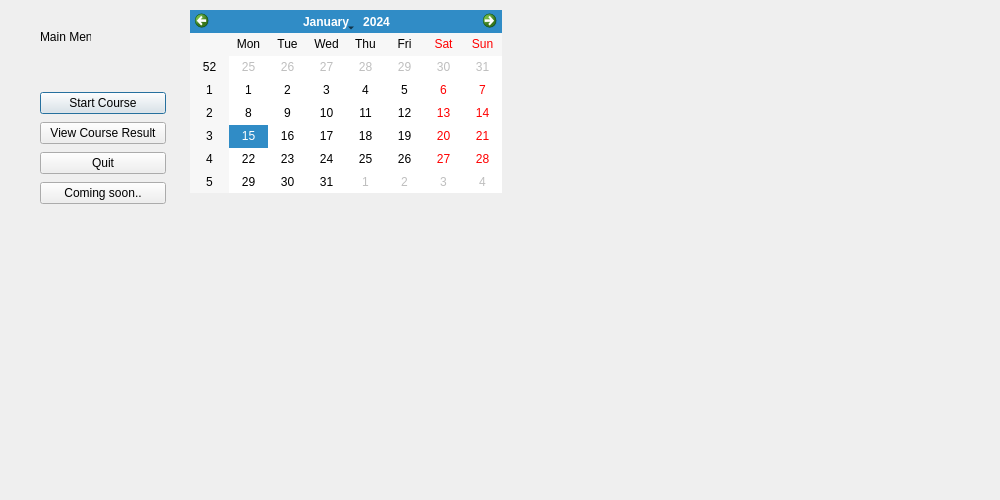
Old version of the form forms/CourseMenu.ui in the repository tvoyQmir/StudyWithUs.
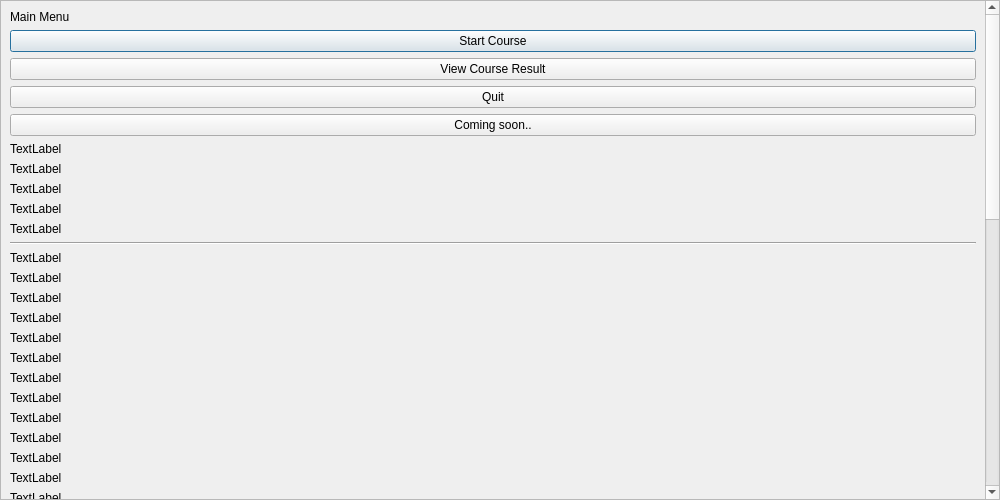
New version of the form.

Commit message: added new func (next btn for course mat)

Diff of the .ui file:
```diff
--- a/forms/CourseMenu.ui
+++ b/forms/CourseMenu.ui
@@ -13,68 +13,504 @@
   <property name="windowTitle">
    <string>Dialog</string>
   </property>
-  <widget class="QLabel" name="label">
+  <widget class="QScrollArea" name="scrollArea">
    <property name="geometry">
     <rect>
-     <x>40</x>
-     <y>30</y>
-     <width>51</width>
-     <height>13</height>
+     <x>0</x>
+     <y>0</y>
+     <width>1000</width>
+     <height>500</height>
     </rect>
    </property>
-   <property name="text">
-    <string>Main Menu</string>
+   <property name="widgetResizable">
+    <bool>true</bool>
    </property>
-  </widget>
-  <widget class="QCalendarWidget" name="calendarWidget">
-   <property name="geometry">
-    <rect>
-     <x>190</x>
-     <y>10</y>
-     <width>312</width>
-     <height>183</height>
-    </rect>
-   </property>
-  </widget>
-  <widget class="QWidget" name="layoutWidget">
-   <property name="geometry">
-    <rect>
-     <x>40</x>
-     <y>90</y>
-     <width>126</width>
-     <height>116</height>
-    </rect>
-   </property>
-   <layout class="QVBoxLayout" name="verticalLayout">
-    <item>
-     <widget class="QPushButton" name="startCourse">
-      <property name="text">
-       <string>Start Course</string>
-      </property>
-     </widget>
-    </item>
-    <item>
-     <widget class="QPushButton" name="viewCourseResult">
-      <property name="text">
-       <string>View Course Result</string>
-      </property>
-     </widget>
-    </item>
-    <item>
-     <widget class="QPushButton" name="Quit">
-      <property name="text">
-       <string>Quit</string>
-      </property>
-     </widget>
-    </item>
-    <item>
-     <widget class="QPushButton" name="ComingSoon">
-      <property name="text">
-       <string>Coming soon..</string>
-      </property>
-     </widget>
-    </item>
-   </layout>
+   <widget class="QWidget" name="scrollAreaWidgetContents">
+    <property name="geometry">
+     <rect>
+      <x>0</x>
+      <y>0</y>
+      <width>984</width>
+      <height>1288</height>
+     </rect>
+    </property>
+    <layout class="QVBoxLayout" name="verticalLayout_2">
+     <item>
+      <widget class="QLabel" name="label">
+       <property name="text">
+        <string>Main Menu</string>
+       </property>
+      </widget>
+     </item>
+     <item>
+      <layout class="QVBoxLayout" name="verticalLayout">
+       <item>
+        <widget class="QPushButton" name="startCourse">
+         <property name="text">
+          <string>Start Course</string>
+         </property>
+        </widget>
+       </item>
+       <item>
+        <widget class="QPushButton" name="viewCourseResult">
+         <property name="text">
+          <string>View Course Result</string>
+         </property>
+        </widget>
+       </item>
+       <item>
+        <widget class="QPushButton" name="Quit">
+         <property name="text">
+          <string>Quit</string>
+         </property>
+        </widget>
+       </item>
+       <item>
+        <widget class="QPushButton" name="ComingSoon">
+         <property name="text">
+          <string>Coming soon..</string>
+         </property>
+        </widget>
+       </item>
+      </layout>
+     </item>
+     <item>
+      <widget class="QLabel" name="label_2">
+       <property name="text">
+        <string>TextLabel</string>
+       </property>
+      </widget>
+     </item>
+     <item>
+      <spacer name="verticalSpacer_3">
+       <property name="orientation">
+        <enum>Qt::Vertical</enum>
+       </property>
+       <property name="sizeHint" stdset="0">
+        <size>
+         <width>20</width>
+         <height>40</height>
+        </size>
+       </property>
+      </spacer>
+     </item>
+     <item>
+      <widget class="QLabel" name="label_3">
+       <property name="text">
+        <string>TextLabel</string>
+       </property>
+      </widget>
+     </item>
+     <item>
+      <spacer name="verticalSpacer_2">
+       <property name="orientation">
+        <enum>Qt::Vertical</enum>
+       </property>
+       <property name="sizeHint" stdset="0">
+        <size>
+         <width>20</width>
+         <height>40</height>
+        </size>
+       </property>
+      </spacer>
+     </item>
+     <item>
+      <widget class="QLabel" name="label_5">
+       <property name="text">
+        <string>TextLabel</string>
+       </property>
+      </widget>
+     </item>
+     <item>
+      <spacer name="verticalSpacer">
+       <property name="orientation">
+        <enum>Qt::Vertical</enum>
+       </property>
+       <property name="sizeHint" stdset="0">
+        <size>
+         <width>20</width>
+         <height>40</height>
+        </size>
+       </property>
+      </spacer>
+     </item>
+     <item>
+      <widget class="QLabel" name="label_14">
+       <property name="text">
+        <string>TextLabel</string>
+       </property>
+      </widget>
+     </item>
+     <item>
+      <spacer name="verticalSpacer_5">
+       <property name="orientation">
+        <enum>Qt::Vertical</enum>
+       </property>
+       <property name="sizeHint" stdset="0">
+        <size>
+         <width>20</width>
+         <height>40</height>
+        </size>
+       </property>
+      </spacer>
+     </item>
+     <item>
+      <widget class="QLabel" name="label_19">
+       <property name="text">
+        <string>TextLabel</string>
+       </property>
+      </widget>
+     </item>
+     <item>
+      <widget class="Line" name="line_2">
+       <property name="orientation">
+        <enum>Qt::Horizontal</enum>
+       </property>
+      </widget>
+     </item>
+     <item>
+      <spacer name="verticalSpacer_6">
+       <property name="orientation">
+        <enum>Qt::Vertical</enum>
+       </property>
+       <property name="sizeHint" stdset="0">
+        <size>
+         <width>20</width>
+         <height>40</height>
+        </size>
+       </property>
+      </spacer>
+     </item>
+     <item>
+      <widget class="QLabel" name="label_22">
+       <property name="text">
+        <string>TextLabel</string>
+       </property>
+      </widget>
+     </item>
+     <item>
+      <spacer name="verticalSpacer_4">
+       <property name="orientation">
+        <enum>Qt::Vertical</enum>
+       </property>
+       <property name="sizeHint" stdset="0">
+        <size>
+         <width>20</width>
+         <height>40</height>
+        </size>
+       </property>
+      </spacer>
+     </item>
+     <item>
+      <widget class="QLabel" name="label_24">
+       <property name="text">
+        <string>TextLabel</string>
+       </property>
+      </widget>
+     </item>
+     <item>
+      <widget class="QLabel" name="label_28">
+       <property name="text">
+        <string>TextLabel</string>
+       </property>
+      </widget>
+     </item>
+     <item>
+      <widget class="QLabel" name="label_36">
+       <property name="text">
+        <string>TextLabel</string>
+       </property>
+      </widget>
+     </item>
+     <item>
+      <widget class="QLabel" name="label_37">
+       <property name="text">
+        <string>TextLabel</string>
+       </property>
+      </widget>
+     </item>
+     <item>
+      <widget class="QLabel" name="label_50">
+       <property name="text">
+        <string>TextLabel</string>
+       </property>
+      </widget>
+     </item>
+     <item>
+      <widget class="QLabel" name="label_49">
+       <property name="text">
+        <string>TextLabel</string>
+       </property>
+      </widget>
+     </item>
+     <item>
+      <widget class="QLabel" name="label_48">
+       <property name="text">
+        <string>TextLabel</string>
+       </property>
+      </widget>
+     </item>
+     <item>
+      <widget class="QLabel" name="label_47">
+       <property name="text">
+        <string>TextLabel</string>
+       </property>
+      </widget>
+     </item>
+     <item>
+      <widget class="QLabel" name="label_46">
+       <property name="text">
+        <string>TextLabel</string>
+       </property>
+      </widget>
+     </item>
+     <item>
+      <widget class="QLabel" name="label_45">
+       <property name="text">
+        <string>TextLabel</string>
+       </property>
+      </widget>
+     </item>
+     <item>
+      <widget class="QLabel" name="label_44">
+       <property name="text">
+        <string>TextLabel</string>
+       </property>
+      </widget>
+     </item>
+     <item>
+      <widget class="QLabel" name="label_43">
+       <property name="text">
+        <string>TextLabel</string>
+       </property>
+      </widget>
+     </item>
+     <item>
+      <widget class="QLabel" name="label_42">
+       <property name="text">
+        <string>TextLabel</string>
+       </property>
+      </widget>
+     </item>
+     <item>
+      <widget class="QLabel" name="label_41">
+       <property name="text">
+        <string>TextLabel</string>
+       </property>
+      </widget>
+     </item>
+     <item>
+      <widget class="QLabel" name="label_35">
+       <property name="text">
+        <string>TextLabel</string>
+       </property>
+      </widget>
+     </item>
+     <item>
+      <widget class="QLabel" name="label_40">
+       <property name="text">
+        <string>TextLabel</string>
+       </property>
+      </widget>
+     </item>
+     <item>
+      <widget class="QLabel" name="label_39">
+       <property name="text">
+        <string>TextLabel</string>
+       </property>
+      </widget>
+     </item>
+     <item>
+      <widget class="QLabel" name="label_38">
+       <property name="text">
+        <string>TextLabel</string>
+       </property>
+      </widget>
+     </item>
+     <item>
+      <widget class="Line" name="line">
+       <property name="orientation">
+        <enum>Qt::Horizontal</enum>
+       </property>
+      </widget>
+     </item>
+     <item>
+      <widget class="QLabel" name="label_29">
+       <property name="text">
+        <string>TextLabel</string>
+       </property>
+      </widget>
+     </item>
+     <item>
+      <widget class="QLabel" name="label_34">
+       <property name="text">
+        <string>TextLabel</string>
+       </property>
+      </widget>
+     </item>
+     <item>
+      <widget class="QLabel" name="label_32">
+       <property name="text">
+        <string>TextLabel</string>
+       </property>
+      </widget>
+     </item>
+     <item>
+      <widget class="QLabel" name="label_33">
+       <property name="text">
+        <string>TextLabel</string>
+       </property>
+      </widget>
+     </item>
+     <item>
+      <widget class="QLabel" name="label_31">
+       <property name="text">
+        <string>TextLabel</string>
+       </property>
+      </widget>
+     </item>
+     <item>
+      <widget class="QLabel" name="label_30">
+       <property name="text">
+        <string>TextLabel</string>
+       </property>
+      </widget>
+     </item>
+     <item>
+      <widget class="QLabel" name="label_27">
+       <property name="text">
+        <string>TextLabel</string>
+       </property>
+      </widget>
+     </item>
+     <item>
+      <widget class="QLabel" name="label_25">
+       <property name="text">
+        <string>TextLabel</string>
+       </property>
+      </widget>
+     </item>
+     <item>
+      <widget class="QLabel" name="label_26">
+       <property name="text">
+        <string>TextLabel</string>
+       </property>
+      </widget>
+     </item>
+     <item>
+      <widget class="QLabel" name="label_20">
+       <property name="text">
+        <string>TextLabel</string>
+       </property>
+      </widget>
+     </item>
+     <item>
+      <widget class="QLabel" name="label_23">
+       <property name="text">
+        <string>TextLabel</string>
+       </property>
+      </widget>
+     </item>
+     <item>
+      <widget class="QLabel" name="label_21">
+       <property name="text">
+        <string>TextLabel</string>
+       </property>
+      </widget>
+     </item>
+     <item>
+      <widget class="QLabel" name="label_18">
+       <property name="text">
+        <string>TextLabel</string>
+       </property>
+      </widget>
+     </item>
+     <item>
+      <widget class="QLabel" name="label_17">
+       <property name="text">
+        <string>TextLabel</string>
+       </property>
+      </widget>
+     </item>
+     <item>
+      <widget class="QLabel" name="label_16">
+       <property name="text">
+        <string>TextLabel</string>
+       </property>
+      </widget>
+     </item>
+     <item>
+      <widget class="QLabel" name="label_15">
+       <property name="text">
+        <string>TextLabel</string>
+       </property>
+      </widget>
+     </item>
+     <item>
+      <widget class="QLabel" name="label_13">
+       <property name="text">
+        <string>TextLabel</string>
+       </property>
+      </widget>
+     </item>
+     <item>
+      <widget class="QLabel" name="label_12">
+       <property name="text">
+        <string>TextLabel</string>
+       </property>
+      </widget>
+     </item>
+     <item>
+      <widget class="QLabel" name="label_10">
+       <property name="text">
+        <string>TextLabel</string>
+       </property>
+      </widget>
+     </item>
+     <item>
+      <widget class="QLabel" name="label_11">
+       <property name="text">
+        <string>TextLabel</string>
+       </property>
+      </widget>
+     </item>
+     <item>
+      <widget class="QLabel" name="label_8">
+       <property name="text">
+        <string>TextLabel</string>
+       </property>
+      </widget>
+     </item>
+     <item>
+      <widget class="QLabel" name="label_9">
+       <property name="text">
+        <string>TextLabel</string>
+       </property>
+      </widget>
+     </item>
+     <item>
+      <widget class="QLabel" name="label_6">
+       <property name="text">
+        <string>TextLabel</string>
+       </property>
+      </widget>
+     </item>
+     <item>
+      <widget class="QLabel" name="label_7">
+       <property name="text">
+        <string>TextLabel</string>
+       </property>
+      </widget>
+     </item>
+     <item>
+      <widget class="QLabel" name="label_4">
+       <property name="text">
+        <string>TextLabel</string>
+       </property>
+      </widget>
+     </item>
+    </layout>
+   </widget>
   </widget>
  </widget>
  <resources/>
```
The commit also changes 15 other files.
